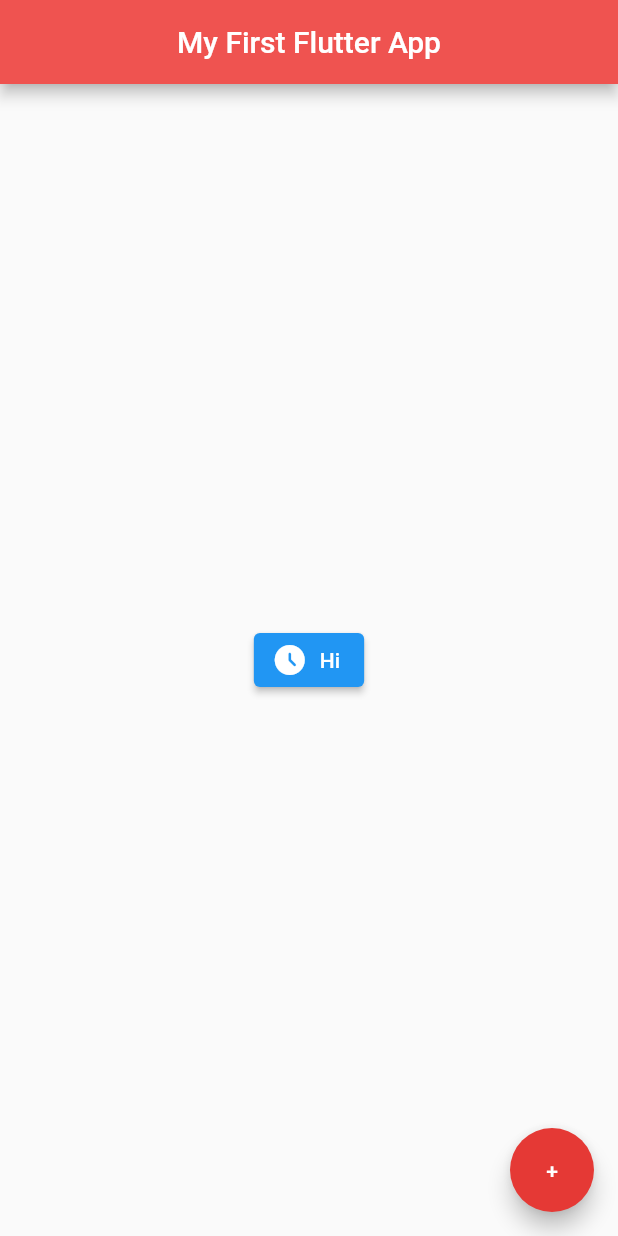
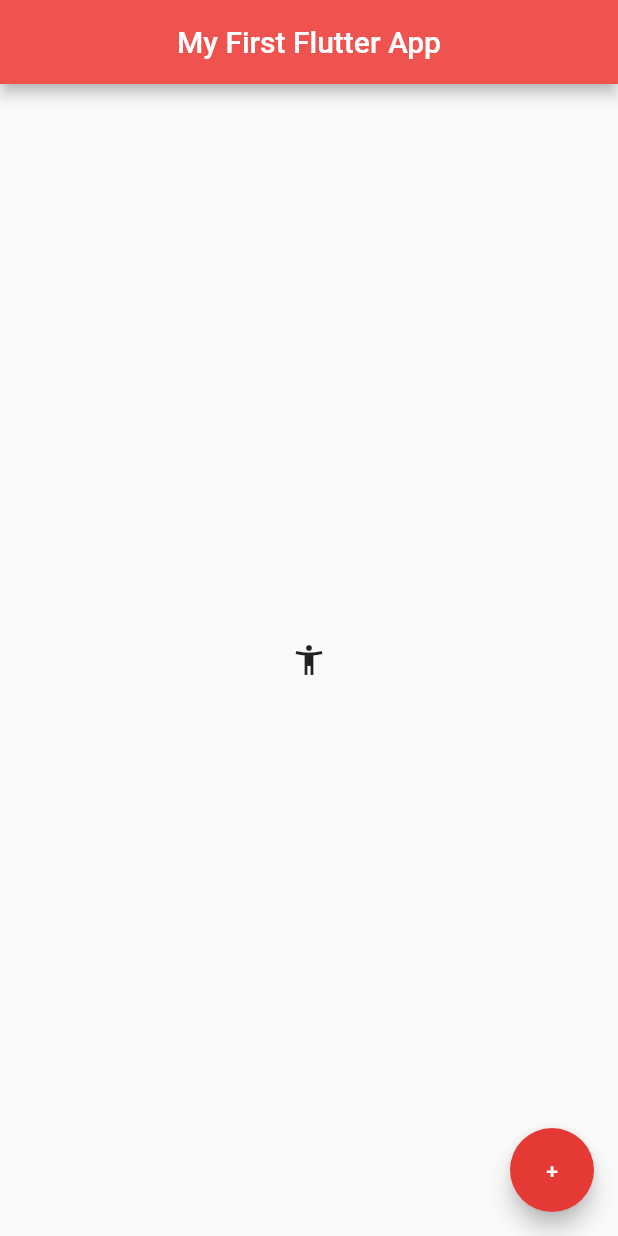
Before and after one commit to mekukun/flutter-exercise, a Flutter app: the screen it shows after launch, on a phone screen of 412 x 824 dp. Run offline on Flutter 3.47's test engine with Material 2 defaults, Android fonts, the light colour scheme and no system bars.

Commit message:
Using IconButton

```diff
--- a/flutter_app_one/lib/main.dart
+++ b/flutter_app_one/lib/main.dart
@@ -20,11 +20,11 @@ class Home extends StatelessWidget {
       ),
       body: Center(
           // Image.network("assets/gf.jpg")
-          child: ElevatedButton.icon(
-        onPressed: () {},
-        icon: const Icon(Icons.access_time_filled_rounded),
-        label: const Text("Hi"),
-      )),
+          child: IconButton(
+              onPressed: () {
+                print("u clicked me lol");
+              },
+              icon: const Icon(Icons.accessibility_new_sharp))),
       floatingActionButton: FloatingActionButton(
         onPressed: () {},
         backgroundColor: Colors.red[600],
```
